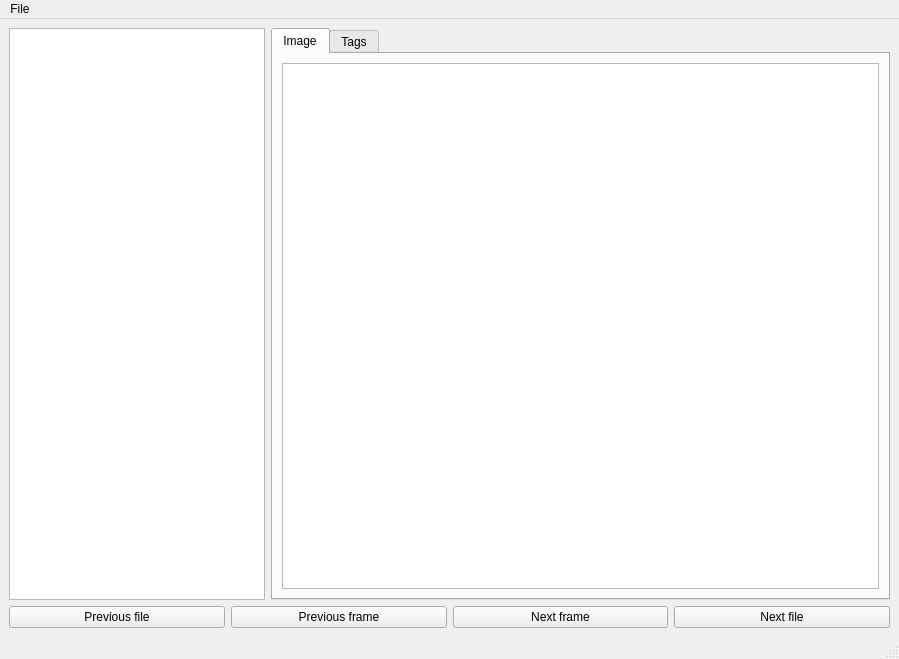
Qt form zzqt/mainwindow.ui (perim/zzdicom) before a commit.
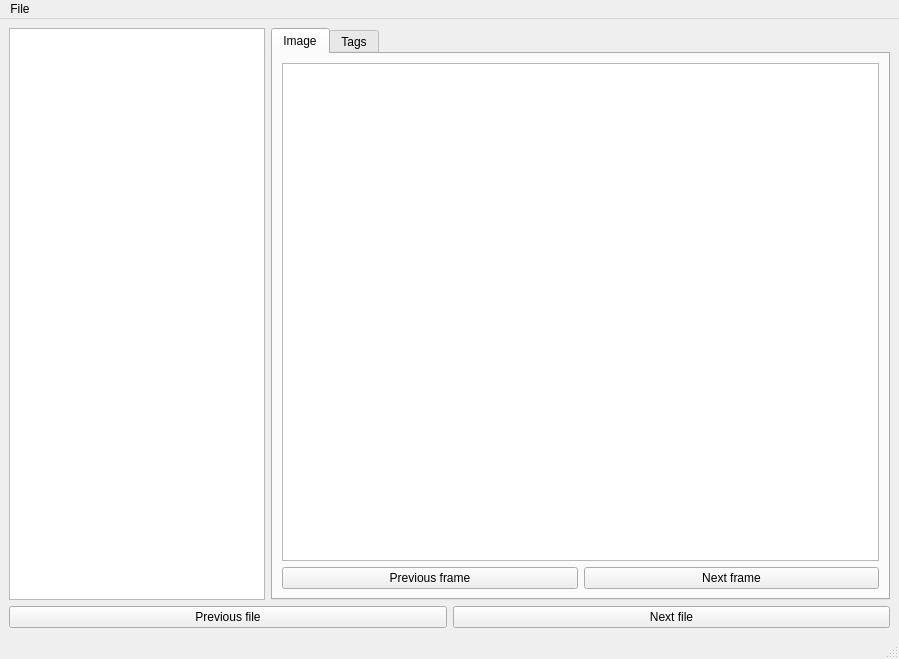
The same form after that commit.

Commit message: Make Qt viewer example do something half-sensible at least. Still work in progress.

```diff
--- a/zzqt/mainwindow.ui
+++ b/zzqt/mainwindow.ui
@@ -50,6 +50,24 @@
           <item>
            <widget class="QGraphicsView" name="graphicsView"/>
           </item>
+          <item>
+           <layout class="QHBoxLayout" name="horizontalLayout_3">
+            <item>
+             <widget class="QPushButton" name="pushButtonPrevFrame">
+              <property name="text">
+               <string>Previous frame</string>
+              </property>
+             </widget>
+            </item>
+            <item>
+             <widget class="QPushButton" name="pushButtonNextFrame">
+              <property name="text">
+               <string>Next frame</string>
+              </property>
+             </widget>
+            </item>
+           </layout>
+          </item>
          </layout>
         </widget>
         <widget class="QWidget" name="tab_2">
@@ -75,20 +93,6 @@
         </property>
        </widget>
       </item>
-      <item>
-       <widget class="QPushButton" name="pushButtonPrevFrame">
-        <property name="text">
-         <string>Previous frame</string>
-        </property>
-       </widget>
-      </item>
-      <item>
-       <widget class="QPushButton" name="pushButtonNextFrame">
-        <property name="text">
-         <string>Next frame</string>
-        </property>
-       </widget>
-      </item>
       <item>
        <widget class="QPushButton" name="pushButtonNextFile">
         <property name="text">
```
Left out of the diff: 2 changed lines with no effect on the pictures. The commit also changes 1 other file.
